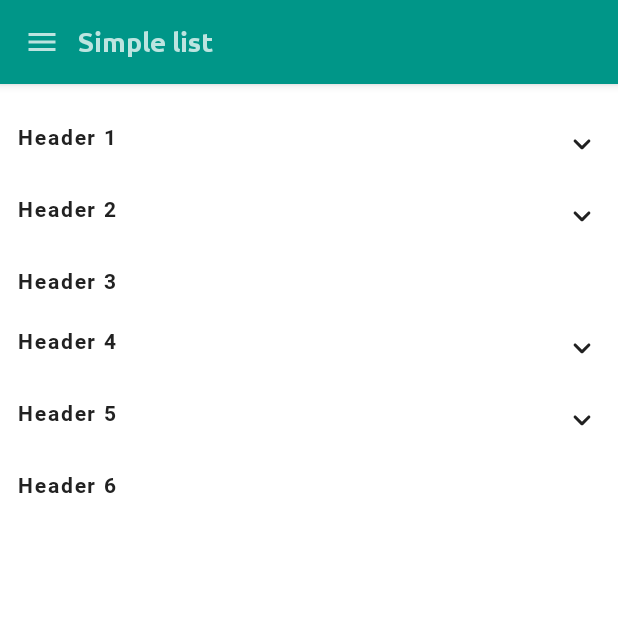
After one commit to leseguin/ComposeSandBox, an Android app built with Jetpack Compose: the CollapseScreen screen opened through its navigation route, on a phone screen of 412 x 824 dp, the top half of it. The commit adds this screen. Run offline under Robolectric (Android 15) with nearby library versions, the phone set to English and light mode, and no system bars.

Commit message:
SB-4: Adding a CollapseScreen.kt with bouncing effect

```diff
--- /dev/null
+++ b/app/src/main/java/fr/leane/seguin/composesandbox/ui/collapse/CollapseScreen.kt
@@ -0,0 +1,99 @@
+package fr.leane.seguin.composesandbox.ui.collapse
+
+import androidx.compose.animation.AnimatedVisibility
+import androidx.compose.animation.animateContentSize
+import androidx.compose.animation.core.Spring
+import androidx.compose.animation.core.spring
+import androidx.compose.foundation.clickable
+import androidx.compose.foundation.layout.*
+import androidx.compose.foundation.lazy.LazyColumn
+import androidx.compose.foundation.lazy.items
+import androidx.compose.material.Icon
+import androidx.compose.material.Surface
+import androidx.compose.material.Text
+import androidx.compose.material.icons.Icons
+import androidx.compose.material.icons.rounded.KeyboardArrowDown
+import androidx.compose.material.icons.rounded.KeyboardArrowUp
+import androidx.compose.runtime.*
+import androidx.compose.ui.Modifier
+import androidx.compose.ui.tooling.preview.Preview
+import androidx.compose.ui.unit.dp
+import fr.leane.seguin.composesandbox.ui.theme.ComposeSandBoxTheme
+
+/**
+ * Exercise : Only one item extended
+ */
+
+@Composable
+fun CollapseScreen() {
+    val sublist = (0..4).map { index ->
+        AccordionItem("SubHeader $index", (0..4).mapNotNull {
+            AccordionItem("Description of $index", emptyList())
+        })
+    }
+    val items = (1..6).map { index ->
+        AccordionItem("Header $index", if (index % 3 == 0) emptyList() else sublist)
+    }
+    Accordion(items)
+}
+
+@Composable
+private fun Accordion(items: List<AccordionItem>, modifier: Modifier = Modifier) {
+    LazyColumn(modifier, contentPadding = PaddingValues(vertical = 16.dp)) {
+        items(items) { accordion ->
+            AccordionTitle(accordionItem = accordion)
+        }
+    }
+}
+
+@Composable
+private fun AccordionTitle(accordionItem: AccordionItem, modifier: Modifier = Modifier) {
+    var displayChildren by remember {
+        mutableStateOf(false)
+    }
+    Surface(
+        modifier = modifier
+            .animateContentSize(
+                animationSpec = spring(
+                    dampingRatio = Spring.DampingRatioLowBouncy,
+                    stiffness = Spring.StiffnessLow
+                )
+            )
+            .clickable { displayChildren = !displayChildren }
+    ) {
+        Column(
+            Modifier
+                .padding(12.dp)
+                .fillMaxWidth()
+        ) {
+            Row(Modifier.fillMaxWidth(), horizontalArrangement = Arrangement.SpaceBetween) {
+                Text(
+                    text = accordionItem.title,
+                    style = ComposeSandBoxTheme.typography.button
+                )
+                if (accordionItem.items.isNotEmpty()) {
+                    Icon(
+                        imageVector = if (displayChildren) Icons.Rounded.KeyboardArrowUp else Icons.Rounded.KeyboardArrowDown,
+                        contentDescription = null
+                    )
+                }
+            }
+
+            AnimatedVisibility(visible = displayChildren) {
+                Column(Modifier.padding(start = 12.dp)) {
+                    accordionItem.items.forEach { accordionChild ->
+                        AccordionTitle(accordionItem = accordionChild)
+                    }
+                }
+            }
+        }
+    }
+}
+
+private data class AccordionItem(val title: String, val items: List<AccordionItem>)
+
+@Preview
+@Composable
+fun CollapseScreenPreview() {
+    CollapseScreen()
+}
--- a/app/src/main/java/fr/leane/seguin/composesandbox/ui/main/NavigationComponent.kt
+++ b/app/src/main/java/fr/leane/seguin/composesandbox/ui/main/NavigationComponent.kt
@@ -6,6 +6,7 @@ import androidx.navigation.compose.NavHost
 import androidx.navigation.compose.composable
 import fr.leane.seguin.composesandbox.data.SandBoxItem
 import fr.leane.seguin.composesandbox.ui.button.ButtonsScreen
+import fr.leane.seguin.composesandbox.ui.collapse.CollapseScreen
 import fr.leane.seguin.composesandbox.ui.list.SimpleColumnScreen
 import fr.leane.seguin.composesandbox.ui.slider.SliderScreen
 import fr.leane.seguin.composesandbox.ui.text.TextScreen
@@ -35,5 +36,8 @@ fun NavigationComponent(
         composable(NavigationDirections.TEXT_DIRECTION.name) {
             TextScreen()
         }
+        composable(NavigationDirections.ACCORDION_DIRECTION.name) {
+            CollapseScreen()
+        }
     }
 }
--- a/app/src/main/java/fr/leane/seguin/composesandbox/ui/main/NavigationDirections.kt
+++ b/app/src/main/java/fr/leane/seguin/composesandbox/ui/main/NavigationDirections.kt
@@ -34,5 +34,6 @@ enum class NavigationDirections(@StringRes val resTitle: Int, val navOptions: Na
     LIST_DIRECTION(R.string.title_LIST_DIRECTION),
     CIRCULAR_BUTTON_DIRECTION(R.string.title_CIRCULAR_BUTTON_DIRECTION),
     SLIDER_DIRECTION(R.string.title_SLIDER_DIRECTION),
-    TEXT_DIRECTION(R.string.title_TEXT_DIRECTION)
+    TEXT_DIRECTION(R.string.title_TEXT_DIRECTION),
+    ACCORDION_DIRECTION(R.string.title_ACCORDION_DIRECTION)
 }
--- a/app/src/main/java/fr/leane/seguin/composesandbox/ui/text/Text.kt
+++ b/app/src/main/java/fr/leane/seguin/composesandbox/ui/text/Text.kt
@@ -67,9 +67,7 @@ fun TextScreen() {
                 overflow = TextOverflow.Ellipsis,
                 maxLines = if (isTwoLine) 2 else Int.MAX_VALUE,
                 onTextLayout = {
-                    if (it.hasVisualOverflow) {
-                        isTwoLine = true
-                    }
+                    isTwoLine = it.hasVisualOverflow
                 }
             )
             TextButton(onClick = { isTwoLine = !isTwoLine }) {
--- a/app/src/main/res/values/strings.xml
+++ b/app/src/main/res/values/strings.xml
@@ -6,6 +6,7 @@
     <string name="title_CIRCULAR_BUTTON_DIRECTION">Circular button</string>
     <string name="title_SLIDER_DIRECTION">Sliders</string>
     <string name="title_TEXT_DIRECTION">Text</string>
+    <string name="title_ACCORDION_DIRECTION">Accordion menu</string>
 
 
     <!-- SECTION: TextScreen -->
```
